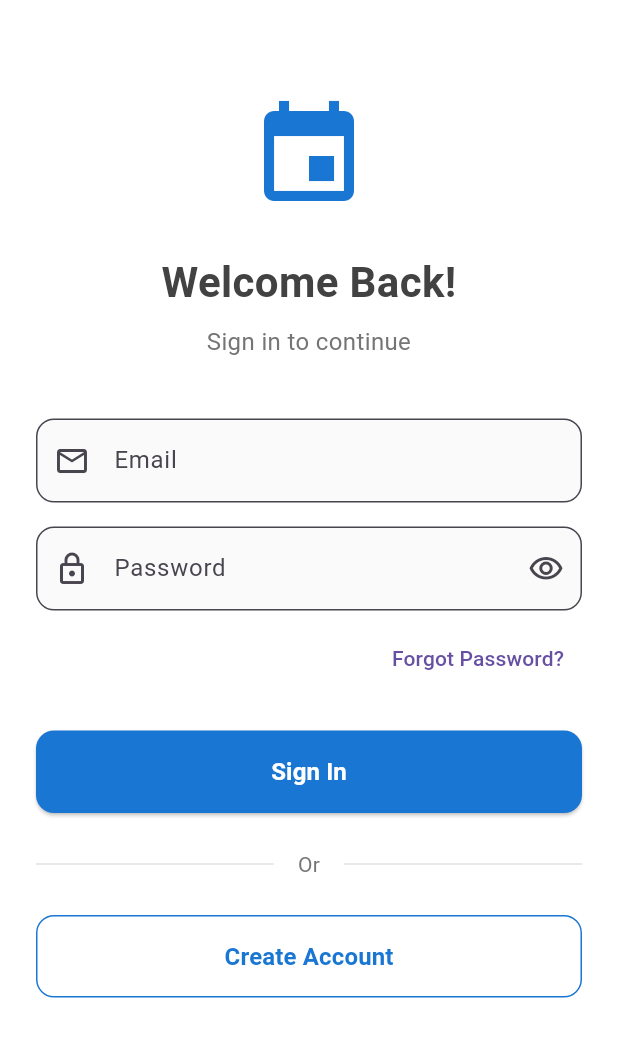
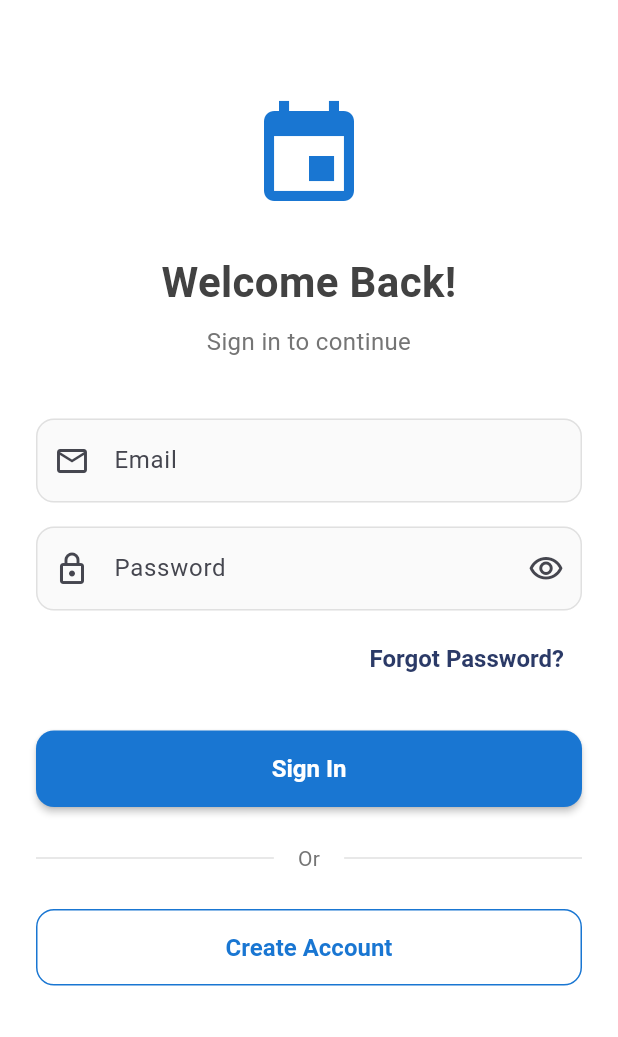
Before and after one commit to malsawwaf/event-marketplace-customer, a Flutter app: the screen it shows after launch, on a phone screen of 412 x 824 dp. Shown: the top 1037 px of the screen. Run offline on Flutter 3.47's test engine with Material 3 defaults, Android fonts, the phone set to English and light mode, and no system bars; our stand-ins replace firebase_core, image_picker, supabase_flutter, webview_flutter; accounts and stored records are empty.

Commit message:
Implement brand color theme for customer app
- Created lib/config/app_theme.dart with Azimah Tech brand colors
  - Primary: #2B3A67 (Navy Blue)
  - Secondary: #FF6B4A (Coral Orange)
  - Accent: #4A5F8F (Medium Blue)
- Updated main.dart to use custom theme
- Updated main_home_screen.dart to use brand colors
- Applied Material 3 design with consistent styling
- Enhanced UI components: buttons, cards, inputs, navigation

🤖 Generated with [Claude Code](https://claude.com/claude-code)

Co-Authored-By: Claude <noreply@anthropic.com>

```diff
--- /dev/null
+++ b/lib/config/app_theme.dart
@@ -0,0 +1,266 @@
+import 'package:flutter/material.dart';
+
+/// Brand Colors for Azimah Tech Event Marketplace
+/// Primary: #2B3A67 (Navy Blue) - Trust, professionalism
+/// Secondary: #FF6B4A (Coral Orange) - Energy, excitement
+/// Accent: #4A5F8F (Medium Blue) - Elegance, reliability
+class AppTheme {
+  // Brand Colors
+  static const Color primaryNavy = Color(0xFF2B3A67);
+  static const Color secondaryCoral = Color(0xFFFF6B4A);
+  static const Color accentBlue = Color(0xFF4A5F8F);
+
+  // Additional colors for better UI
+  static const Color lightBackground = Color(0xFFF8F9FA);
+  static const Color cardBackground = Colors.white;
+  static const Color textPrimary = Color(0xFF1A1A1A);
+  static const Color textSecondary = Color(0xFF6B7280);
+
+  /// Main Theme Data for Customer App
+  static ThemeData get theme {
+    return ThemeData(
+      // Color Scheme
+      colorScheme: ColorScheme.fromSeed(
+        seedColor: primaryNavy,
+        primary: primaryNavy,
+        secondary: secondaryCoral,
+        tertiary: accentBlue,
+        surface: cardBackground,
+        error: Colors.red[700]!,
+        onPrimary: Colors.white,
+        onSecondary: Colors.white,
+        onSurface: textPrimary,
+        brightness: Brightness.light,
+      ),
+
+      // Use Material 3
+      useMaterial3: true,
+
+      // App Bar Theme
+      appBarTheme: AppBarTheme(
+        backgroundColor: primaryNavy,
+        foregroundColor: Colors.white,
+        elevation: 0,
+        centerTitle: false,
+        titleTextStyle: const TextStyle(
+          color: Colors.white,
+          fontSize: 20,
+          fontWeight: FontWeight.w600,
+        ),
+        iconTheme: const IconThemeData(color: Colors.white),
+      ),
+
+      // Elevated Button Theme
+      elevatedButtonTheme: ElevatedButtonThemeData(
+        style: ElevatedButton.styleFrom(
+          backgroundColor: secondaryCoral,
+          foregroundColor: Colors.white,
+          elevation: 2,
+          padding: const EdgeInsets.symmetric(horizontal: 24, vertical: 12),
+          shape: RoundedRectangleBorder(
+            borderRadius: BorderRadius.circular(12),
+          ),
+          textStyle: const TextStyle(
+            fontSize: 16,
+            fontWeight: FontWeight.w600,
+          ),
+        ),
+      ),
+
+      // Text Button Theme
+      textButtonTheme: TextButtonThemeData(
+        style: TextButton.styleFrom(
+          foregroundColor: primaryNavy,
+          textStyle: const TextStyle(
+            fontSize: 16,
+            fontWeight: FontWeight.w600,
+          ),
+        ),
+      ),
+
+      // Outlined Button Theme
+      outlinedButtonTheme: OutlinedButtonThemeData(
+        style: OutlinedButton.styleFrom(
+          foregroundColor: primaryNavy,
+          side: const BorderSide(color: primaryNavy, width: 1.5),
+          padding: const EdgeInsets.symmetric(horizontal: 24, vertical: 12),
+          shape: RoundedRectangleBorder(
+            borderRadius: BorderRadius.circular(12),
+          ),
+          textStyle: const TextStyle(
+            fontSize: 16,
+            fontWeight: FontWeight.w600,
+          ),
+        ),
+      ),
+
+      // Floating Action Button Theme
+      floatingActionButtonTheme: FloatingActionButtonThemeData(
+        backgroundColor: secondaryCoral,
+        foregroundColor: Colors.white,
+        elevation: 4,
+        shape: RoundedRectangleBorder(
+          borderRadius: BorderRadius.circular(16),
+        ),
+      ),
+
+      // Card Theme
+      cardTheme: CardThemeData(
+        color: cardBackground,
+        elevation: 2,
+        shape: RoundedRectangleBorder(
+          borderRadius: BorderRadius.circular(12),
+        ),
+        margin: const EdgeInsets.symmetric(vertical: 8),
+      ),
+
+      // Input Decoration Theme
+      inputDecorationTheme: InputDecorationTheme(
+        filled: true,
+        fillColor: Colors.grey[50],
+        border: OutlineInputBorder(
+          borderRadius: BorderRadius.circular(12),
+          borderSide: BorderSide(color: Colors.grey[300]!),
+        ),
+        enabledBorder: OutlineInputBorder(
+          borderRadius: BorderRadius.circular(12),
+          borderSide: BorderSide(color: Colors.grey[300]!),
+        ),
+        focusedBorder: OutlineInputBorder(
+          borderRadius: BorderRadius.circular(12),
+          borderSide: const BorderSide(color: primaryNavy, width: 2),
+        ),
+        errorBorder: OutlineInputBorder(
+          borderRadius: BorderRadius.circular(12),
+          borderSide: BorderSide(color: Colors.red[700]!),
+        ),
+        contentPadding: const EdgeInsets.symmetric(horizontal: 16, vertical: 16),
+        hintStyle: TextStyle(color: Colors.grey[500]),
+      ),
+
+      // Chip Theme
+      chipTheme: ChipThemeData(
+        backgroundColor: Colors.grey[100]!,
+        selectedColor: primaryNavy,
+        labelStyle: const TextStyle(color: textPrimary),
+        secondaryLabelStyle: const TextStyle(color: Colors.white),
+        padding: const EdgeInsets.symmetric(horizontal: 12, vertical: 8),
+        shape: RoundedRectangleBorder(
+          borderRadius: BorderRadius.circular(20),
+        ),
+      ),
+
+      // Bottom Navigation Bar Theme
+      bottomNavigationBarTheme: BottomNavigationBarThemeData(
+        backgroundColor: Colors.white,
+        selectedItemColor: primaryNavy,
+        unselectedItemColor: Colors.grey[600],
+        selectedLabelStyle: const TextStyle(fontWeight: FontWeight.w600),
+        unselectedLabelStyle: const TextStyle(fontWeight: FontWeight.normal),
+        type: BottomNavigationBarType.fixed,
+        elevation: 8,
+      ),
+
+      // Progress Indicator Theme
+      progressIndicatorTheme: const ProgressIndicatorThemeData(
+        color: secondaryCoral,
+        circularTrackColor: Colors.transparent,
+      ),
+
+      // Divider Theme
+      dividerTheme: DividerThemeData(
+        color: Colors.grey[300],
+        thickness: 1,
+        space: 16,
+      ),
+
+      // Icon Theme
+      iconTheme: IconThemeData(
+        color: textPrimary,
+        size: 24,
+      ),
+
+      // Text Theme
+      textTheme: const TextTheme(
+        displayLarge: TextStyle(
+          fontSize: 32,
+          fontWeight: FontWeight.bold,
+          color: textPrimary,
+        ),
+        displayMedium: TextStyle(
+          fontSize: 28,
+          fontWeight: FontWeight.bold,
+          color: textPrimary,
+        ),
+        displaySmall: TextStyle(
+          fontSize: 24,
+          fontWeight: FontWeight.bold,
+          color: textPrimary,
+        ),
+        headlineLarge: TextStyle(
+          fontSize: 22,
+          fontWeight: FontWeight.w600,
+          color: textPrimary,
+        ),
+        headlineMedium: TextStyle(
+          fontSize: 20,
+          fontWeight: FontWeight.w600,
+          color: textPrimary,
+        ),
+        headlineSmall: TextStyle(
+          fontSize: 18,
+          fontWeight: FontWeight.w600,
+          color: textPrimary,
+        ),
+        titleLarge: TextStyle(
+          fontSize: 16,
+          fontWeight: FontWeight.w600,
+          color: textPrimary,
+        ),
+        titleMedium: TextStyle(
+          fontSize: 14,
+          fontWeight: FontWeight.w600,
+          color: textPrimary,
+        ),
+        titleSmall: TextStyle(
+          fontSize: 12,
+          fontWeight: FontWeight.w600,
+          color: textPrimary,
+        ),
+        bodyLarge: TextStyle(
+          fontSize: 16,
+          fontWeight: FontWeight.normal,
+          color: textPrimary,
+        ),
+        bodyMedium: TextStyle(
+          fontSize: 14,
+          fontWeight: FontWeight.normal,
+          color: textPrimary,
+        ),
+        bodySmall: TextStyle(
+          fontSize: 12,
+          fontWeight: FontWeight.normal,
+          color: textSecondary,
+        ),
+        labelLarge: TextStyle(
+          fontSize: 14,
+          fontWeight: FontWeight.w600,
+          color: textPrimary,
+        ),
+        labelMedium: TextStyle(
+          fontSize: 12,
+          fontWeight: FontWeight.w600,
+          color: textPrimary,
+        ),
+        labelSmall: TextStyle(
+          fontSize: 10,
+          fontWeight: FontWeight.w600,
+          color: textSecondary,
+        ),
+      ),
+
+      // Scaffold Background
+      scaffoldBackgroundColor: lightBackground,
+    );
+  }
+}
--- a/lib/main.dart
+++ b/lib/main.dart
@@ -4,6 +4,7 @@ import 'package:provider/provider.dart';
 
 // Import configuration
 import 'config/supabase_config.dart';
+import 'config/app_theme.dart';
 
 // Import your auth files
 import 'screens/auth/auth_provider.dart';
@@ -34,14 +35,7 @@ class MyApp extends StatelessWidget {
       child: MaterialApp(
         title: 'Event Marketplace',
         debugShowCheckedModeBanner: false,
-        theme: ThemeData(
-          primarySwatch: Colors.blue,
-          useMaterial3: true,
-          inputDecorationTheme: InputDecorationTheme(
-            filled: true,
-            fillColor: Colors.grey[50],
-          ),
-        ),
+        theme: AppTheme.theme,
         home: const SplashScreen(),
       ),
     );
--- a/lib/screens/home/main_home_screen.dart
+++ b/lib/screens/home/main_home_screen.dart
@@ -1,5 +1,6 @@
 import 'package:flutter/material.dart';
 import 'package:supabase_flutter/supabase_flutter.dart';
+import '../../config/app_theme.dart';
 import '../../utils/categories.dart';
 import '../../services/provider_service.dart';
 import '../../services/favourites_service.dart';
@@ -112,7 +113,7 @@ class _MainHomeScreenState extends State<MainHomeScreen> {
     return Scaffold(
       appBar: AppBar(
         title: const Text('Event Marketplace'),
-        backgroundColor: Colors.blue[700],
+        backgroundColor: AppTheme.primaryNavy,
         foregroundColor: Colors.white,
         elevation: 0,
       ),
@@ -125,7 +126,7 @@ class _MainHomeScreenState extends State<MainHomeScreen> {
                   // Search Bar
                   SliverToBoxAdapter(
                     child: Container(
-                      color: Colors.blue[700],
+                      color: AppTheme.primaryNavy,
                       padding: const EdgeInsets.fromLTRB(16, 0, 16, 16),
                       child: TextField(
                         controller: _searchController,
```
